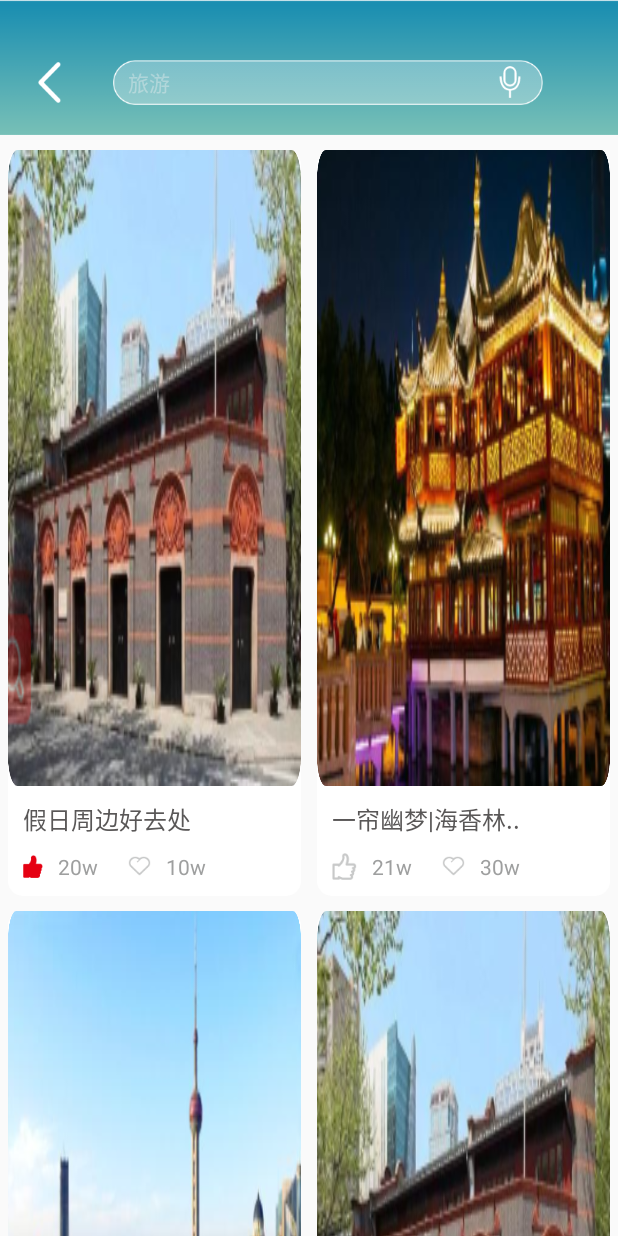
After one commit to baipenggithub/CityTourApp, an Android app: the TravelActivity screen opened directly, with no data from a screen before it, on a phone screen of 412 x 824 dp. The commit adds this screen. Run offline under Robolectric (Android 15) with nearby library versions, the phone set to English and light mode, and no system bars; our stand-ins replace RxJava, data binding; libraries missing offline, so code that uses them is left out: com.dueeeke.videoplayer, com.gyf.immersionbar, com.uuzuche.lib_zxing; pictures from the network do not load; 1 statement that could not run was skipped.

Commit message:
添加景点

```diff
--- /dev/null
+++ b/app/src/main/java/com/bp/hmi/citytour/ui/activity/TravelActivity.java
@@ -0,0 +1,59 @@
+package com.bp.hmi.citytour.ui.activity;
+
+import android.os.Bundle;
+import android.view.View;
+
+import androidx.databinding.library.baseAdapters.BR;
+import androidx.recyclerview.widget.StaggeredGridLayoutManager;
+
+import com.bp.hmi.citytour.R;
+import com.bp.hmi.citytour.base.BaseActivity;
+import com.bp.hmi.citytour.databinding.ActivityTravelBinding;
+import com.bp.hmi.citytour.ui.adapter.VideoAdapter;
+import com.bp.hmi.citytour.ui.viewmodel.TravelViewModel;
+
+public class TravelActivity extends BaseActivity<ActivityTravelBinding, TravelViewModel> {
+    private VideoAdapter mVideoAdapter;
+
+    @Override
+    public int initContentView(Bundle savedInstanceState) {
+        return R.layout.activity_travel;
+    }
+
+    @Override
+    public int initVariableId() {
+        return BR.viewModel;
+    }
+
+    @Override
+    public void initData() {
+        super.initData();
+        showProgress();
+        mViewModel.getVoidData();
+    }
+
+    @Override
+    public void initLayout() {
+        super.initLayout();
+        mBinding.mRecyclerView.setNestedScrollingEnabled(false);
+        StaggeredGridLayoutManager manager = new StaggeredGridLayoutManager(2, StaggeredGridLayoutManager.VERTICAL);
+        mBinding.mRecyclerView.setLayoutManager(manager);
+
+        mBinding.ivCardsBack.setOnClickListener(new View.OnClickListener() {
+            @Override
+            public void onClick(View v) {
+                finish();
+            }
+        });
+    }
+
+    @Override
+    public void initViewObservable() {
+        super.initViewObservable();
+        mViewModel.mVideoData.observe(this, itemsBeans -> {
+            hideProgress();
+            mVideoAdapter = new VideoAdapter(R.layout.video_item_layout, itemsBeans);
+            mBinding.mRecyclerView.setAdapter(mVideoAdapter);
+        });
+    }
+}
--- a/app/src/main/java/com/bp/hmi/citytour/ui/fragment/HomeFragment.java
+++ b/app/src/main/java/com/bp/hmi/citytour/ui/fragment/HomeFragment.java
@@ -21,6 +21,7 @@ import com.bp.hmi.citytour.ui.activity.CardsActivity;
 import com.bp.hmi.citytour.ui.activity.EnteredShActivity;
 import com.bp.hmi.citytour.ui.activity.HomeActActivity;
 import com.bp.hmi.citytour.ui.activity.PavilionActivity;
+import com.bp.hmi.citytour.ui.activity.TravelActivity;
 import com.bp.hmi.citytour.ui.activity.VideoActivity;
 import com.bp.hmi.citytour.ui.adapter.VideoAdapter;
 import com.bp.hmi.citytour.ui.viewmodel.HomeViewModel;
@@ -82,6 +83,9 @@ public class HomeFragment extends BaseFragment<FragmentHomeBinding, HomeViewMode
                     startActivity(in);
                 } else if (o.equals("活动")) {
                     Intent in = new Intent(getActivity(), HomeActActivity.class);
+                    startActivity(in);
+                } else if (o.equals("景点")) {
+                    Intent in = new Intent(getActivity(), TravelActivity.class);
                     startActivity(in);
                 } else {
                     ToastUtils.showLong("敬请期待!");
@@ -161,9 +165,6 @@ public class HomeFragment extends BaseFragment<FragmentHomeBinding, HomeViewMode
             @Override
             public void onChanged(Object o) {
                 Intent in = new Intent(getActivity(), HomeActActivity.class);
-                Bundle b = new Bundle();
-                b.putString("HOME_TYPE", "活动");
-                in.putExtras(b);
                 startActivity(in);
             }
         });
--- a/app/src/main/java/com/bp/hmi/citytour/ui/viewmodel/EnteredShNewViewModel.java
+++ b/app/src/main/java/com/bp/hmi/citytour/ui/viewmodel/EnteredShNewViewModel.java
@@ -1,6 +1,9 @@
 package com.bp.hmi.citytour.ui.viewmodel;
 
 import android.app.Application;
+
+import androidx.annotation.NonNull;
+import androidx.databinding.ObservableField;
 
 import com.bp.hmi.citytour.R;
 import com.bp.hmi.citytour.action.BindingCommand;
@@ -11,28 +14,22 @@ import com.bp.hmi.citytour.bean.ScheduleEntity;
 import java.util.ArrayList;
 import java.util.List;
 
-import androidx.annotation.NonNull;
-import androidx.databinding.ObservableField;
-
-public class EnteredShNewViewModel extends BaseViewModel
-{
-    private static final String                                TAG = EnteredShNewViewModel.class.getSimpleName();
-    public               SingleLiveEvent<List<ScheduleEntity>> mBookData;
-    public               ObservableField<String>               mBookSum;
+public class EnteredShNewViewModel extends BaseViewModel {
+    private static final String TAG = EnteredShNewViewModel.class.getSimpleName();
+    public SingleLiveEvent<List<ScheduleEntity>> mBookData;
+    public ObservableField<String> mBookSum;
 
     /**
      * Constructor.
      *
      * @param application
      */
-    public EnteredShNewViewModel(@NonNull Application application)
-    {
+    public EnteredShNewViewModel(@NonNull Application application) {
         super(application);
         initData();
     }
 
-    protected void initData()
-    {
+    protected void initData() {
         mBookData = new SingleLiveEvent<>();
         mBookSum = new ObservableField<>("1");
     }
@@ -41,8 +38,7 @@ public class EnteredShNewViewModel extends BaseViewModel
     public BookViewModel.UiChangeObservable uiChangeObservable = new BookViewModel.UiChangeObservable();
 
 
-    public static class UiChangeObservable
-    {
+    public static class UiChangeObservable {
         public SingleLiveEvent homeFragmentLivEvent = new SingleLiveEvent<>();
 
     }
@@ -51,11 +47,10 @@ public class EnteredShNewViewModel extends BaseViewModel
             -> uiChangeObservable.homeFragmentLivEvent.call());
 
 
-    public void getBookData()
-    {
+    public void getBookData() {
         //模拟数据
-        ArrayList<ScheduleEntity> list            = new ArrayList<>();
-        ScheduleEntity            scheduleEntity1 = new ScheduleEntity();
+        ArrayList<ScheduleEntity> list = new ArrayList<>();
+        ScheduleEntity scheduleEntity1 = new ScheduleEntity();
         scheduleEntity1.setIcon(R.mipmap.item_1);
         scheduleEntity1.setTitle("中共一大会址");
         scheduleEntity1.setLocation("海兴业路76号");
--- /dev/null
+++ b/app/src/main/java/com/bp/hmi/citytour/ui/viewmodel/TravelViewModel.java
@@ -0,0 +1,102 @@
+package com.bp.hmi.citytour.ui.viewmodel;
+
+import android.app.Application;
+
+import androidx.annotation.NonNull;
+
+import com.bp.hmi.citytour.R;
+import com.bp.hmi.citytour.action.SingleLiveEvent;
+import com.bp.hmi.citytour.base.BaseViewModel;
+import com.bp.hmi.citytour.bean.HomeVideoBean;
+
+import java.util.ArrayList;
+import java.util.List;
+
+public class TravelViewModel extends BaseViewModel {
+    private static final String TAG = TravelViewModel.class.getSimpleName();
+    public SingleLiveEvent<List<HomeVideoBean.ResultBean.ItemsBean>> mVideoData;
+
+
+    /**
+     * Constructor.
+     *
+     * @param application
+     */
+    public TravelViewModel(@NonNull Application application) {
+        super(application);
+        initData();
+    }
+
+    public UiChangeObservable uiChangeObservable = new UiChangeObservable();
+
+    public static class UiChangeObservable {
+
+    }
+
+
+    private void initData() {
+        mVideoData = new SingleLiveEvent<>();
+
+    }
+
+    public void getVoidData() {
+        List<HomeVideoBean.ResultBean.ItemsBean> bean = new ArrayList<>();
+        HomeVideoBean.ResultBean.ItemsBean v3 = new HomeVideoBean.ResultBean.ItemsBean();
+        v3.setName("假日周边好去处");
+        v3.setId(R.mipmap.item_1);
+        v3.setLike(true);
+        v3.setFavorite(false);
+        v3.setLikeSum(20);
+        v3.setFavoriteSum(10);
+        bean.add(v3);
+
+        HomeVideoBean.ResultBean.ItemsBean v4 = new HomeVideoBean.ResultBean.ItemsBean();
+        v4.setId(R.mipmap.item_2);
+        v4.setName("一帘幽梦|海香林..");
+        v4.setLike(false);
+        v4.setFavorite(false);
+        v4.setLikeSum(21);
+        v4.setFavoriteSum(30);
+        bean.add(v4);
+
+        HomeVideoBean.ResultBean.ItemsBean v5 = new HomeVideoBean.ResultBean.ItemsBean();
+        v5.setId(R.mipmap.item_3);
+        v5.setName("大美无言,盛没无疆");
+        v5.setLike(true);
+        v5.setFavorite(true);
+        v5.setLikeSum(32);
+        v5.setFavoriteSum(16);
+        bean.add(v5);
+
+
+        HomeVideoBean.ResultBean.ItemsBean v6 = new HomeVideoBean.ResultBean.ItemsBean();
+        v6.setId(R.mipmap.item_1);
+        v6.setName("周末画展合集");
+        v6.setLike(false);
+        v6.setFavorite(true);
+        v6.setLikeSum(60);
+        v6.setFavoriteSum(70);
+        bean.add(v6);
+
+
+        HomeVideoBean.ResultBean.ItemsBean v7 = new HomeVideoBean.ResultBean.ItemsBean();
+        v7.setId(R.mipmap.item_2);
+        v7.setName("上海夜景十大看点");
+        v7.setLike(false);
+        v7.setFavorite(true);
+        v7.setLikeSum(60);
+        v7.setFavoriteSum(70);
+        bean.add(v7);
+
+        HomeVideoBean.ResultBean.ItemsBean v8 = new HomeVideoBean.ResultBean.ItemsBean();
+        v8.setId(R.mipmap.item_3);
+        v8.setName("春日最美公园介绍");
+        v8.setLike(false);
+        v8.setFavorite(true);
+        v8.setLikeSum(60);
+        v8.setFavoriteSum(70);
+        bean.add(v8);
+
+        mVideoData.postValue(bean);
+    }
+}
--- a/app/src/main/res/layout/activity_pavilion.xml
+++ b/app/src/main/res/layout/activity_pavilion.xml
@@ -5,6 +5,7 @@
     <RelativeLayout
         android:layout_width="match_parent"
         android:layout_height="match_parent">
+
         <RelativeLayout
             android:id="@+id/rl_entered_sh_head"
             style="@style/MatchMatch.Horizontal"
@@ -93,9 +94,10 @@
                     android:layout_height="match_parent"
                     android:overScrollMode="never"
                     android:scrollbars="none" />
+
                 <View
                     android:layout_width="match_parent"
-                    android:layout_height="@dimen/tab_dimens_100"/>
+                    android:layout_height="@dimen/tab_dimens_100" />
 
             </LinearLayout>
 
--- /dev/null
+++ b/app/src/main/res/layout/activity_travel.xml
@@ -0,0 +1,79 @@
+<?xml version="1.0" encoding="utf-8"?>
+<layout xmlns:android="http://schemas.android.com/apk/res/android"
+    xmlns:app="http://schemas.android.com/apk/res-auto"
+    xmlns:tools="http://schemas.android.com/tools">
+
+    <data>
+
+        <variable
+            name="viewModel"
+            type="com.bp.hmi.citytour.ui.viewmodel.TravelViewModel" />
+    </data>
+
+    <LinearLayout
+        android:layout_width="match_parent"
+        android:layout_height="match_parent"
+        android:orientation="vertical"
+        tools:context=".ui.activity.TravelActivity">
+
+        <RelativeLayout
+            android:id="@+id/rl_entered_sh_head"
+            style="@style/MatchMatch.Horizontal"
+            android:layout_height="@dimen/tab_dimens_90"
+            android:background="@mipmap/tour_home_02_02"
+            app:layout_collapseMode="pin">
+
+            <ImageView
+                android:id="@+id/ivCardsBack"
+                android:layout_width="@dimen/tab_dimens_30"
+                android:layout_height="@dimen/tab_dimens_30"
+                android:layout_alignParentBottom="true"
+                android:layout_marginStart="@dimen/tab_dimens_20"
+                android:layout_marginBottom="@dimen/tab_dimens_20"
+                android:scaleType="centerInside"
+                android:src="@mipmap/tour_home_back" />
+
+
+            <LinearLayout
+                style="@style/MatchMatch.Horizontal"
+                android:layout_height="@dimen/tab_dimens_30"
+                android:layout_alignParentBottom="true"
+                android:layout_centerVertical="true"
+                android:layout_gravity="center_vertical"
+                android:layout_marginStart="@dimen/tab_dimens_75"
+                android:layout_marginEnd="@dimen/tab_dimens_50"
+                android:layout_marginBottom="@dimen/tab_dimens_20"
+                android:background="@mipmap/city_tour_home_ic_search_box">
+
+                <EditText
+                    android:id="@+id/et_music_search"
+                    style="@style/AutoMatch"
+                    android:layout_marginEnd="@dimen/tab_dimens_10"
+                    android:background="@null"
+                    android:hint="旅游"
+                    android:paddingStart="@dimen/tab_dimens_10"
+                    android:singleLine="true"
+                    android:textColor="@android:color/white"
+                    android:textColorHint="@color/home_back_grey"
+                    android:textSize="@dimen/tv_size_14" />
+
+                <ImageView
+                    android:id="@+id/tv_home_search"
+                    android:layout_width="wrap_content"
+                    android:layout_height="wrap_content"
+                    android:layout_gravity="center"
+                    android:layout_marginEnd="@dimen/tab_dimens_10"
+                    android:scaleType="centerInside"
+                    android:src="@mipmap/city_tour_home_02" />
+            </LinearLayout>
+        </RelativeLayout>
+
+        <androidx.recyclerview.widget.RecyclerView
+            android:id="@+id/mRecyclerView"
+            android:layout_width="match_parent"
+            android:layout_height="match_parent"
+            android:layout_marginTop="@dimen/tab_dimens_10"
+            android:overScrollMode="never"
+            android:scrollbars="none" />
+    </LinearLayout>
+</layout>
--- a/app/src/main/res/layout/sub_video_layout.xml
+++ b/app/src/main/res/layout/sub_video_layout.xml
@@ -43,7 +43,7 @@
         <androidx.recyclerview.widget.RecyclerView
             android:id="@+id/mRecyclerView"
             android:layout_width="match_parent"
-            android:layout_height="wrap_content"
+            android:layout_height="match_parent"
             android:overScrollMode="never"
             android:scrollbars="none" />
     </LinearLayout>
```
Also changed, not shown: app/src/main/AndroidManifest.xml (+36 -36 lines).
